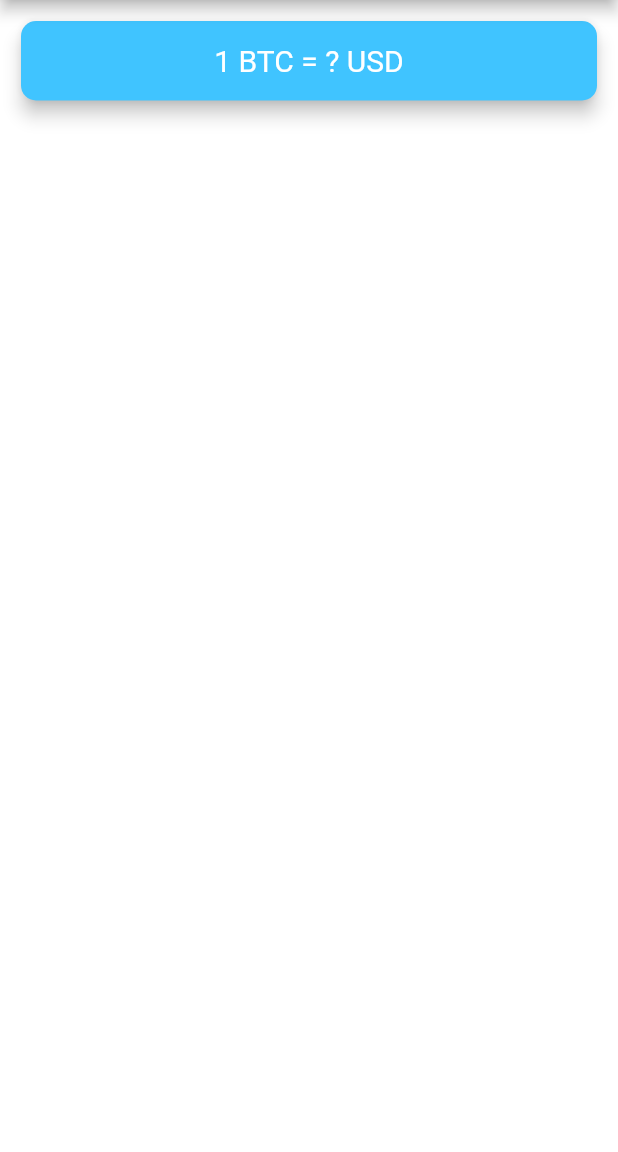
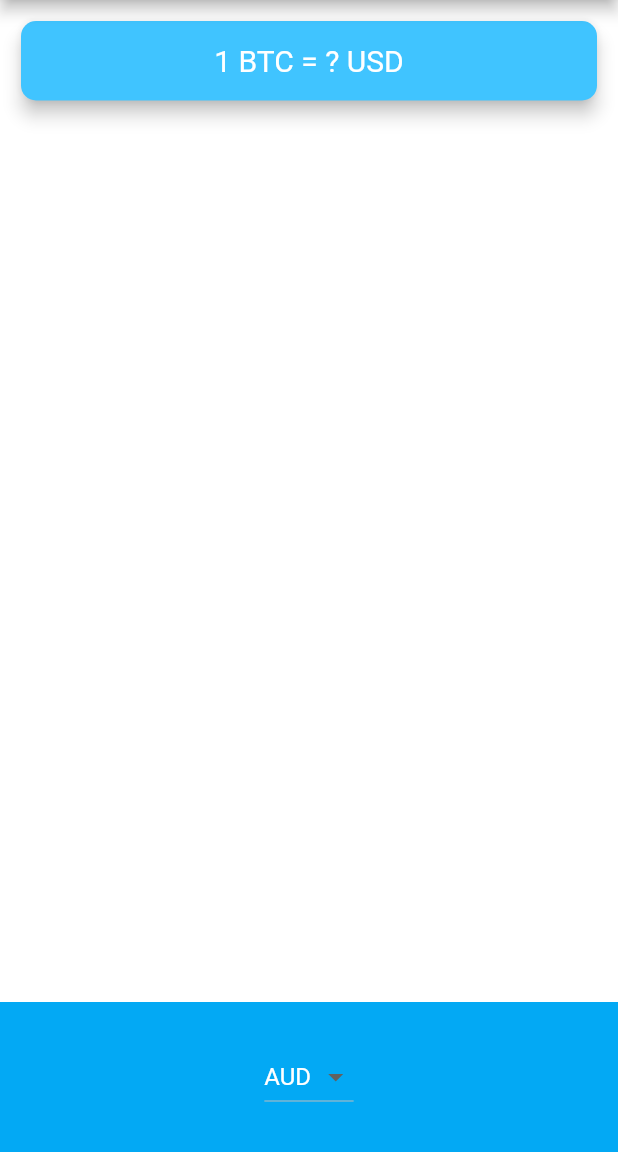
Before and after one commit to mazharaa/bitcoin_ticker, a Flutter app: the screen it shows after launch, on a phone screen of 412 x 824 dp, the part 84-1236 px from its top. Run offline on Flutter 3.47's test engine with Material 2 defaults, Android fonts, the phone set to English and light mode, and no system bars.

```diff
--- a/lib/price_screen.dart
+++ b/lib/price_screen.dart
@@ -1,3 +1,4 @@
+import 'package:bitcoin_ticker/coin_data.dart';
 import 'package:flutter/material.dart';
 
 class PriceScreen extends StatefulWidget {
@@ -8,6 +9,8 @@ class PriceScreen extends StatefulWidget {
 }
 
 class _PriceScreenState extends State<PriceScreen> {
+  String selectedCurrency = currenciesList.first;
+
   @override
   Widget build(BuildContext context) {
     return Scaffold(
@@ -40,6 +43,24 @@ class _PriceScreenState extends State<PriceScreen> {
             ),
           ),
           Container(
+            height: 100,
+            color: Colors.lightBlue,
+            child: Center(
+              child: DropdownButton<String>(
+                value: selectedCurrency,
+                items: currenciesList.map<DropdownMenuItem<String>>((String value){
+                  return DropdownMenuItem<String>(
+                    value: value,
+                    child: Text(value),
+                  );
+                }).toList(),
+                onChanged: (String? value) {
+                  setState(() {
+                    selectedCurrency = value!;
+                  });
+                }
+              ),
+            ),
           )
         ],
       ),
```
